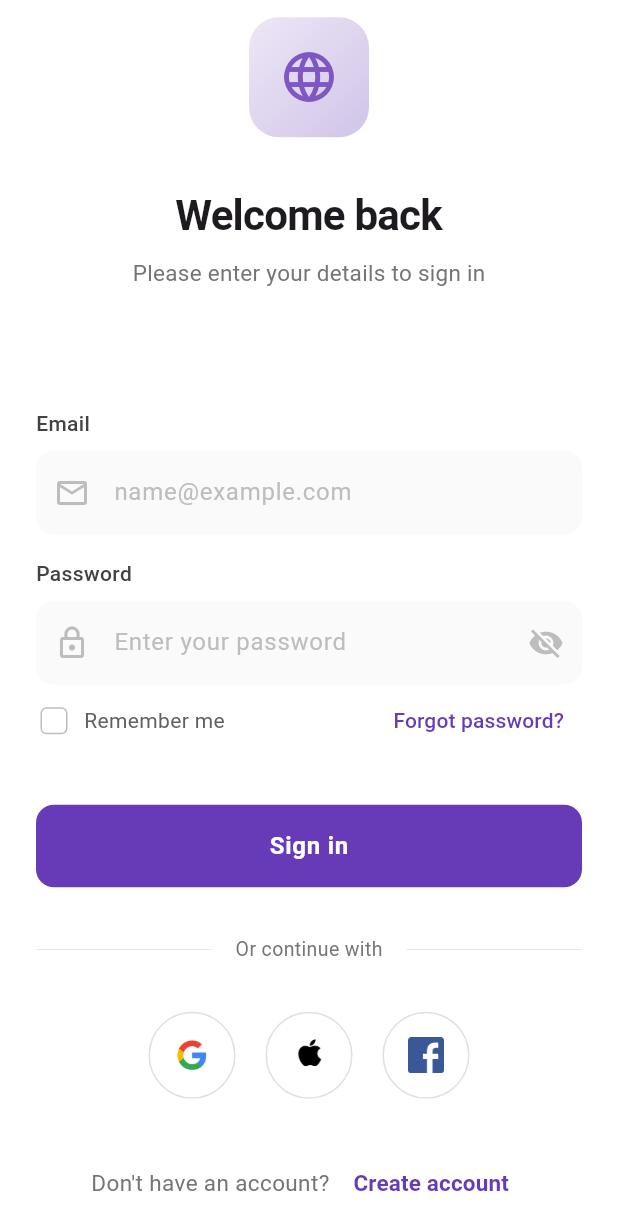
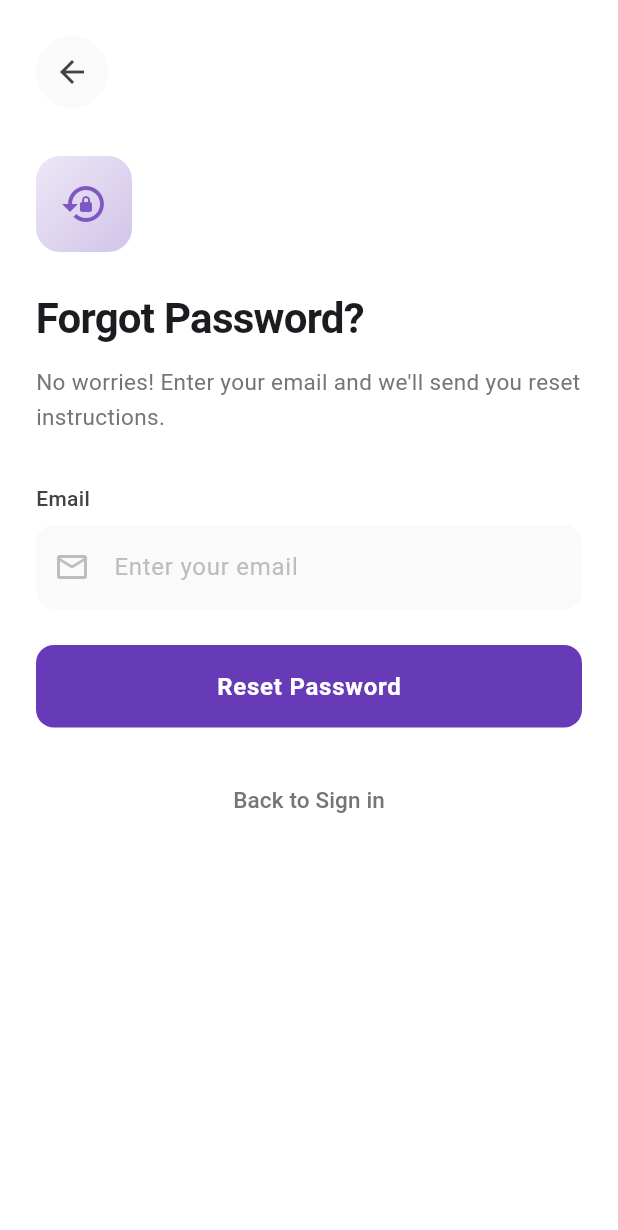
Before and after one commit to Edil-Ayehu/UI-1, a Flutter app: the screen it shows after launch, after a tap on "Forgot password?", on a phone screen of 412 x 824 dp. Shown: the top 1230 px of the screen. Run offline on Flutter 3.47's test engine with Material 3 defaults, Android fonts, the phone set to English and light mode, and no system bars.

Commit message:
forgot password page

```diff
--- /dev/null
+++ b/lib/pages/forgot_password_page.dart
@@ -0,0 +1,213 @@
+import 'package:flutter/material.dart';
+
+class ForgotPasswordPage extends StatefulWidget {
+  const ForgotPasswordPage({super.key});
+
+  @override
+  State<ForgotPasswordPage> createState() => _ForgotPasswordPageState();
+}
+
+class _ForgotPasswordPageState extends State<ForgotPasswordPage> {
+  @override
+  Widget build(BuildContext context) {
+    return Scaffold(
+      backgroundColor: Colors.white,
+      body: SafeArea(
+        child: SingleChildScrollView(
+          padding: const EdgeInsets.all(24.0),
+          child: Column(
+            crossAxisAlignment: CrossAxisAlignment.start,
+            children: [
+              // Back Button
+              IconButton(
+                icon: Icon(Icons.arrow_back, color: Colors.grey.shade800),
+                onPressed: () => Navigator.pop(context),
+                style: IconButton.styleFrom(
+                  backgroundColor: Colors.grey.shade50,
+                  padding: const EdgeInsets.all(12),
+                ),
+              ),
+              const SizedBox(height: 32),
+
+              // Header Section
+              Container(
+                padding: const EdgeInsets.all(16),
+                decoration: BoxDecoration(
+                  gradient: LinearGradient(
+                    colors: [
+                      Colors.deepPurple.shade50,
+                      Colors.deepPurple.shade100,
+                    ],
+                    begin: Alignment.topLeft,
+                    end: Alignment.bottomRight,
+                  ),
+                  borderRadius: BorderRadius.circular(16),
+                ),
+                child: Icon(Icons.lock_reset,
+                    size: 32, color: Colors.deepPurple.shade400),
+              ),
+              const SizedBox(height: 24),
+
+              // Title and Description
+              const Text(
+                'Forgot Password?',
+                style: TextStyle(
+                  fontSize: 28,
+                  fontWeight: FontWeight.w700,
+                  letterSpacing: -0.5,
+                ),
+              ),
+              const SizedBox(height: 12),
+              Text(
+                'No worries! Enter your email and we\'ll send you reset instructions.',
+                style: TextStyle(
+                  fontSize: 15,
+                  color: Colors.grey.shade600,
+                  height: 1.5,
+                ),
+              ),
+              const SizedBox(height: 32),
+
+              // Email Input Field
+              Text(
+                'Email',
+                style: TextStyle(
+                  color: Colors.grey.shade800,
+                  fontSize: 14,
+                  fontWeight: FontWeight.w500,
+                ),
+              ),
+              const SizedBox(height: 8),
+              TextField(
+                keyboardType: TextInputType.emailAddress,
+                decoration: InputDecoration(
+                  hintText: 'Enter your email',
+                  hintStyle: TextStyle(color: Colors.grey.shade400),
+                  prefixIcon: Icon(Icons.email_outlined,
+                      color: Colors.grey.shade400),
+                  border: OutlineInputBorder(
+                    borderRadius: BorderRadius.circular(12),
+                    borderSide: BorderSide.none,
+                  ),
+                  filled: true,
+                  fillColor: Colors.grey.shade50,
+                  contentPadding: const EdgeInsets.all(16),
+                ),
+              ),
+              const SizedBox(height: 24),
+
+              // Reset Password Button
+              SizedBox(
+                width: double.infinity,
+                child: ElevatedButton(
+                  onPressed: () {
+                    // Add reset password logic here
+                    // Show success message or navigate to next screen
+                    _showResetSuccessDialog(context);
+                  },
+                  style: ElevatedButton.styleFrom(
+                    backgroundColor: Colors.deepPurple,
+                    foregroundColor: Colors.white,
+                    padding: const EdgeInsets.symmetric(vertical: 16),
+                    elevation: 0,
+                    shape: RoundedRectangleBorder(
+                      borderRadius: BorderRadius.circular(12),
+                    ),
+                  ),
+                  child: const Text(
+                    'Reset Password',
+                    style: TextStyle(
+                      fontSize: 16,
+                      fontWeight: FontWeight.w600,
+                      letterSpacing: 0.5,
+                    ),
+                  ),
+                ),
+              ),
+              const SizedBox(height: 24),
+
+              // Back to Sign in
+              Center(
+                child: TextButton(
+                  onPressed: () => Navigator.pop(context),
+                  child: Text(
+                    'Back to Sign in',
+                    style: TextStyle(
+                      color: Colors.grey.shade600,
+                      fontSize: 15,
+                      fontWeight: FontWeight.w500,
+                    ),
+                  ),
+                ),
+              ),
+            ],
+          ),
+        ),
+      ),
+    );
+  }
+
+  void _showResetSuccessDialog(BuildContext context) {
+    showDialog(
+      context: context,
+      builder: (BuildContext context) {
+        return Dialog(
+          shape: RoundedRectangleBorder(
+            borderRadius: BorderRadius.circular(20),
+          ),
+          child: Padding(
+            padding: const EdgeInsets.all(24.0),
+            child: Column(
+              mainAxisSize: MainAxisSize.min,
+              children: [
+                Container(
+                  padding: const EdgeInsets.all(16),
+                  decoration: BoxDecoration(
+                    color: Colors.deepPurple.shade50,
+                    shape: BoxShape.circle,
+                  ),
+                  child: Icon(Icons.mark_email_read,
+                      size: 32, color: Colors.deepPurple),
+                ),
+                const SizedBox(height: 24),
+                const Text(
+                  'Check your email',
+                  style: TextStyle(
+                    fontSize: 20,
+                    fontWeight: FontWeight.w600,
+                  ),
+                ),
+                const SizedBox(height: 8),
+                Text(
+                  'We have sent password recovery instructions to your email.',
+                  textAlign: TextAlign.center,
+                  style: TextStyle(
+                    color: Colors.grey.shade600,
+                    height: 1.5,
+                  ),
+                ),
+                const SizedBox(height: 24),
+                SizedBox(
+                  width: double.infinity,
+                  child: ElevatedButton(
+                    onPressed: () => Navigator.pop(context),
+                    style: ElevatedButton.styleFrom(
+                      backgroundColor: Colors.deepPurple,
+                      foregroundColor: Colors.white,
+                      padding: const EdgeInsets.symmetric(vertical: 14),
+                      elevation: 0,
+                      shape: RoundedRectangleBorder(
+                        borderRadius: BorderRadius.circular(12),
+                      ),
+                    ),
+                    child: const Text('OK, got it!'),
+                  ),
+                ),
+              ],
+            ),
+          ),
+        );
+      },
+    );
+  }
+}
--- a/lib/pages/signin_page.dart
+++ b/lib/pages/signin_page.dart
@@ -1,4 +1,5 @@
 import 'package:flutter/material.dart';
+import 'package:signin_ui/pages/forgot_password_page.dart';
 import 'package:signin_ui/pages/signup_page.dart';
 import 'package:signin_ui/widgets/social_button.dart';
 
@@ -104,7 +105,13 @@ class _SignInPageState extends State<SignInPage> {
                       ],
                     ),
                     TextButton(
-                      onPressed: () {},
+                      onPressed: () {
+                        Navigator.push(
+                          context,
+                          MaterialPageRoute(
+                              builder: (context) => const ForgotPasswordPage()),
+                        );
+                      },
                       style: TextButton.styleFrom(
                         foregroundColor: Colors.deepPurple,
                       ),
```
